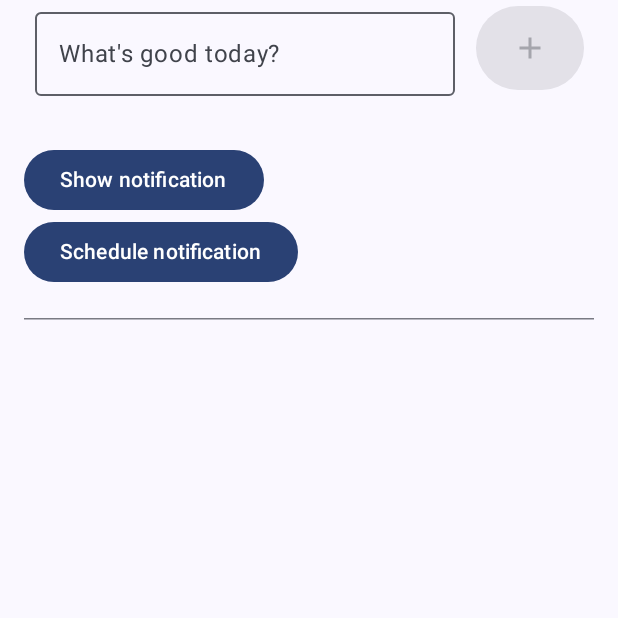
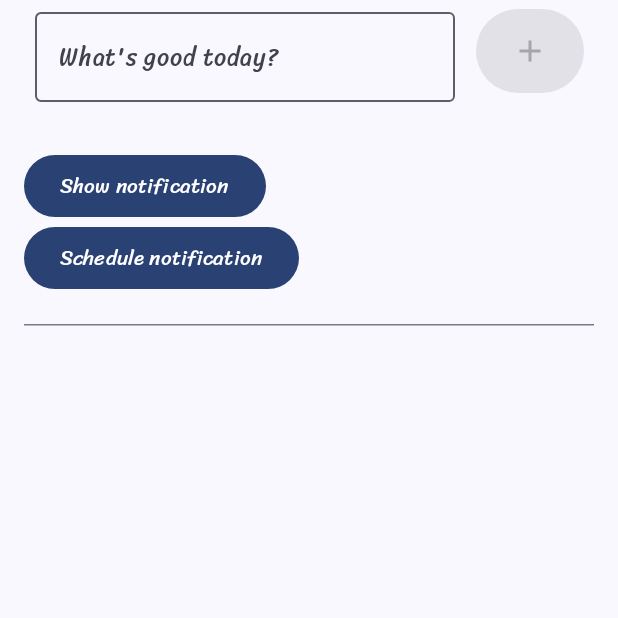
Before and after one commit to tanakornsss/Luminality-Preview, an Android app built with Jetpack Compose: the screen it shows after launch (MainActivity), on a phone screen of 412 x 824 dp, the top half of it. Run offline under Robolectric (Android 15) with nearby library versions, the phone set to English and light mode, and no system bars.

Commit message:
Add new font

```diff
--- a/app/src/main/java/dev/tanakornsss/luminality/ui/theme/Type.kt
+++ b/app/src/main/java/dev/tanakornsss/luminality/ui/theme/Type.kt
@@ -1,34 +1,33 @@
 package dev.tanakornsss.luminality.ui.theme
 
 import androidx.compose.material3.Typography
-import androidx.compose.ui.text.TextStyle
+import androidx.compose.ui.text.font.Font
 import androidx.compose.ui.text.font.FontFamily
 import androidx.compose.ui.text.font.FontWeight
-import androidx.compose.ui.unit.sp
+import dev.tanakornsss.luminality.R
 
 // Set of Material typography styles to start with
-val Typography = Typography(
-    bodyLarge = TextStyle(
-        fontFamily = FontFamily.Default,
-        fontWeight = FontWeight.Normal,
-        fontSize = 16.sp,
-        lineHeight = 24.sp,
-        letterSpacing = 0.5.sp
+
+val Sriracha = FontFamily(
+    Font(R.font.sriracha_regular, FontWeight.Normal)
+)
+
+val Typography = Typography().run {
+    copy(
+        displayLarge = displayLarge.copy(fontFamily = Sriracha),
+        displayMedium = displayMedium.copy(fontFamily = Sriracha),
+        displaySmall = displaySmall.copy(fontFamily = Sriracha),
+        headlineLarge = headlineLarge.copy(fontFamily = Sriracha),
+        headlineMedium = headlineMedium.copy(fontFamily = Sriracha),
+        headlineSmall = headlineSmall.copy(fontFamily = Sriracha),
+        titleLarge = titleLarge.copy(fontFamily = Sriracha),
+        titleMedium = titleMedium.copy(fontFamily = Sriracha),
+        titleSmall = titleSmall.copy(fontFamily = Sriracha),
+        bodyLarge = bodyLarge.copy(fontFamily = Sriracha),
+        bodyMedium = bodyMedium.copy(fontFamily = Sriracha),
+        bodySmall = bodySmall.copy(fontFamily = Sriracha),
+        labelLarge = labelLarge.copy(fontFamily = Sriracha),
+        labelMedium = labelMedium.copy(fontFamily = Sriracha),
+        labelSmall = labelSmall.copy(fontFamily = Sriracha)
     )
-    /* Other default text styles to override
-    titleLarge = TextStyle(
-        fontFamily = FontFamily.Default,
-        fontWeight = FontWeight.Normal,
-        fontSize = 22.sp,
-        lineHeight = 28.sp,
-        letterSpacing = 0.sp
-    ),
-    labelSmall = TextStyle(
-        fontFamily = FontFamily.Default,
-        fontWeight = FontWeight.Medium,
-        fontSize = 11.sp,
-        lineHeight = 16.sp,
-        letterSpacing = 0.5.sp
-    )
-    */
-)
+}
```
Also changed, not shown: app/src/main/res/font/sriracha_regular.ttf (added).
